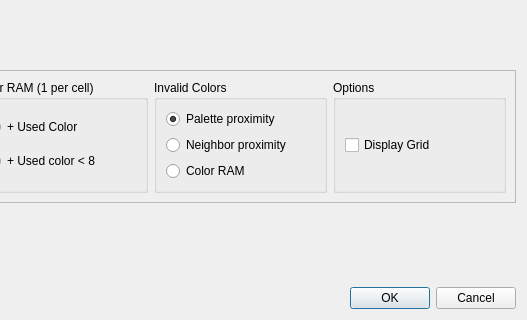
Old version of the form src/importkoaladialog.ui in the repository ricardoquesada/vchar64; both pictures show x 268 to 795 and y 195 to 515 of the 795 by 515 pixel window.
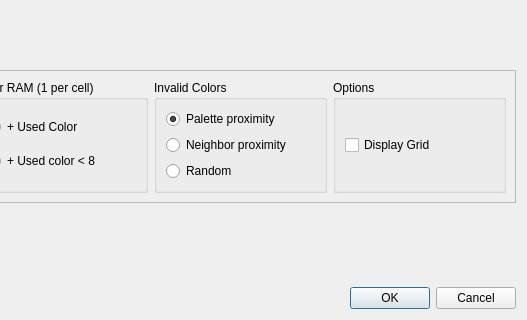
New version of the form. Custom widgets are drawn as their Qt base class.

Commit message: add random, just for fun

What changed in the file:
```diff
--- a/src/importkoaladialog.ui
+++ b/src/importkoaladialog.ui
@@ -163,7 +163,7 @@
          <item>
           <widget class="QRadioButton" name="radioButtonColorRAM">
            <property name="text">
-            <string>Color RAM</string>
+            <string>Random</string>
            </property>
           </widget>
          </item>
```
Left out of the diff: 2 changed lines with no effect on the pictures. The commit also changes 2 other files.
